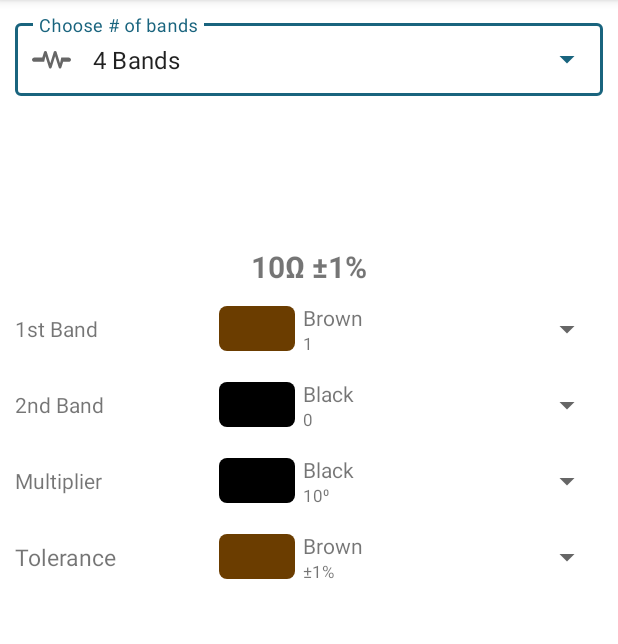
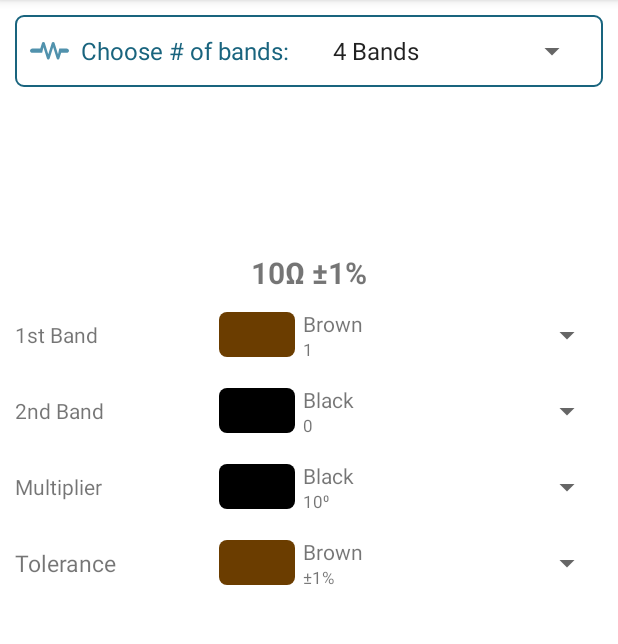
Before and after one commit to kl3jvi/rc-calc, an Android app: the screen it shows after launch (MainActivity), on a phone screen of 412 x 824 dp, the part 84-728 px from its top. Run offline under Robolectric (Android 15) with nearby library versions, the phone set to English and light mode, and no system bars; libraries missing offline, so code that uses them is left out: com.sdsmdg.harjot; 64 statements that could not run were skipped.

Commit message:
Search 4band works;

```diff
--- a/app/src/main/java/com/kl3jvi/rcccalculator/MainActivity.java
+++ b/app/src/main/java/com/kl3jvi/rcccalculator/MainActivity.java
@@ -11,7 +11,6 @@ import android.view.MenuItem;
 import android.view.View;
 import android.widget.AdapterView;
 import android.widget.ArrayAdapter;
-import android.widget.AutoCompleteTextView;
 import android.widget.EditText;
 import android.widget.ImageView;
 import android.widget.LinearLayout;
@@ -40,7 +39,7 @@ public class MainActivity extends AppCompatActivity {
     private TextView result, resultTolerance, resultTemperature;
     private VectorMasterDrawable resistor_4, resistor_5, resistor_6;
     private double[] fourBandSelections, fiveBandSelections, sixBandSelections;
-    private AutoCompleteTextView spinBands;
+    private Spinner spinBands;
     private int state = 4, dialogState = 4;
     private ArrayAdapter<String> adapter, ohmSizesAdapter;
 
@@ -57,7 +56,7 @@ public class MainActivity extends AppCompatActivity {
         temperatureArray = new ArrayList<>();
 
         imageView = findViewById(R.id.imageView);
-        spinBands = findViewById(R.id.drp);
+        spinBands = findViewById(R.id.spinBands);
 
 
         // Spinner that listens to band changes --> put on a method for ease;
@@ -352,18 +351,16 @@ public class MainActivity extends AppCompatActivity {
         });
     }
 
-    public void spinnerListener(@NonNull AutoCompleteTextView spinBands) {
+    public void spinnerListener(@NonNull Spinner spinBands) {
         adapter = new ArrayAdapter<>(MainActivity.this,
                 android.R.layout.simple_list_item_1, getResources()
                 .getStringArray(R.array.number_bands));
         spinBands.setAdapter(adapter);
-        spinBands.setText(adapter.getItem(0), false);
 
 
-
-
-
-        spinBands.setOnItemClickListener((parent, view, position, id) -> {
+        spinBands.setOnItemSelectedListener(new AdapterView.OnItemSelectedListener() {
+            @Override
+            public void onItemSelected(AdapterView<?> parent, View view, int position, long id) {
                 switch (position) {
                     case 0:
                         imageView.setImageDrawable(resistor_4);
@@ -387,7 +384,15 @@ public class MainActivity extends AppCompatActivity {
                         state = 6;
                         break;
                 }
+            }
+
+            @Override
+            public void onNothingSelected(AdapterView<?> parent) {
+
+            }
         });
+
+
     }
 
 
@@ -468,13 +473,37 @@ public class MainActivity extends AppCompatActivity {
                 .create();
 
         dialog.show();
+
+
         dialog.getButton(AlertDialog.BUTTON_POSITIVE).setOnClickListener(v -> {
-            if (dialogState == 5) {
-                spinBands.setText(adapter.getItem(1), true);
-                adapter.notifyDataSetChanged();
-                dialog.dismiss();
+            boolean inputIsEmpty = size.getText().toString().isEmpty();
+            int inputLength = size.getText().toString().length();
+            String input = size.getText().toString();
+            switch (dialogState) {
+                case 4:
+                    if (!inputIsEmpty && inputLength >= 2) {
+                        int[] number = Calculator.test(input);
+                        spin_band1.setSelection(number[0] - 1);
+                        spin_band2.setSelection(number[1]);
+                        int counter=0;
+                        for (int i = 2; i < number.length; i++) {
+                            if(number[i]==0){
+                                counter++;
+                            }else noResult.setVisibility(View.VISIBLE);
                         }
 
+                        multiplier_band.setSelection(counter);
+                        tolerance_band.setSelection(toleranceSpinner.getSelectedItemPosition());
+                        dialog.dismiss();
+                    } else noResult.setVisibility(View.VISIBLE);
+                    break;
+                case 5:
+                    spinBands.setSelection(1);
+                    break;
+                case 6:
+                    spinBands.setSelection(2);
+                    break;
+            }
 
 //
 //                if (!size.getText().toString().isEmpty() && size.getText().toString().length() > 2) {
@@ -499,4 +528,10 @@ public class MainActivity extends AppCompatActivity {
 //
         });
     }
+
+    @Override
+    protected void onResume() {
+        super.onResume();
+        spinnerListener(spinBands);
     }
+}
--- /dev/null
+++ b/app/src/main/res/drawable/custom_wrapper.xml
@@ -0,0 +1,10 @@
+<?xml version="1.0" encoding="utf-8"?>
+<selector xmlns:android="http://schemas.android.com/apk/res/android">
+<item android:state_enabled="true">
+    <shape android:shape="rectangle">
+        <solid android:color="@android:color/white"/>
+        <corners android:radius="5dp"/>
+        <stroke  android:color="@color/purple_500" android:width="1dp"/>
+    </shape>
+</item>
+</selector>
--- a/app/src/main/res/layout/activity_main.xml
+++ b/app/src/main/res/layout/activity_main.xml
@@ -10,32 +10,31 @@
     <LinearLayout
         android:layout_width="match_parent"
         android:layout_height="wrap_content"
+        android:gravity="center_vertical"
         android:orientation="horizontal"
         android:paddingStart="10dp"
-        android:paddingTop="10dp"
+
         android:paddingEnd="10dp"
+        android:layout_margin="10dp"
+        android:background="@drawable/custom_wrapper"
         android:weightSum="2">
 
-        <com.google.android.material.textfield.TextInputLayout
-            android:id="@+id/menu"
-            style="@style/Widget.MaterialComponents.TextInputLayout.OutlinedBox.Dense.ExposedDropdownMenu"
-            android:layout_width="match_parent"
+        <TextView
+            android:id="@+id/textView3"
+            android:layout_width="0dp"
             android:layout_height="wrap_content"
-            android:hint="@string/hint_text"
-            app:startIconDrawable="@drawable/ic_resistor">
+            android:layout_weight="1"
+            android:drawablePadding="8dp"
+            android:text="@string/hint_text"
+            android:textColor="@color/purple_500"
+            android:textSize="16sp"
+            app:drawableStartCompat="@drawable/ic_resistor" />
 
-            <AutoCompleteTextView
-                android:id="@+id/drp"
-                android:layout_width="match_parent"
-                android:layout_height="wrap_content"
-                android:inputType="none"
-                />
-
-        </com.google.android.material.textfield.TextInputLayout>
         <Spinner
             android:id="@+id/spinBands"
             android:layout_width="0dp"
             android:layout_height="wrap_content"
+            android:layout_weight="1"
             android:minHeight="48dp"
             app:layout_constraintEnd_toEndOf="parent"
             app:layout_constraintTop_toTopOf="parent"
--- a/app/src/main/res/layout/search_dialog.xml
+++ b/app/src/main/res/layout/search_dialog.xml
@@ -48,7 +48,7 @@
             android:layout_width="0dp"
             android:layout_height="wrap_content"
             android:layout_weight="1"
-            android:drawableEnd="@drawable/ic_baseline_clear_24"
+            android:maxLength="10"
             android:ems="10"
             android:inputType="number" />
 
--- a/app/src/main/res/values/strings.xml
+++ b/app/src/main/res/values/strings.xml
@@ -1,6 +1,6 @@
 <resources>
     <string name="app_name">RCC Calculator</string>
-    <string name="hint_text">Choose # of bands</string>
+    <string name="hint_text">Choose # of bands:</string>
     <string name="search">Search</string>
     <string name="cancel">Cancel</string>
 
```
Lines whose indentation alone changed are shown as unchanged.
